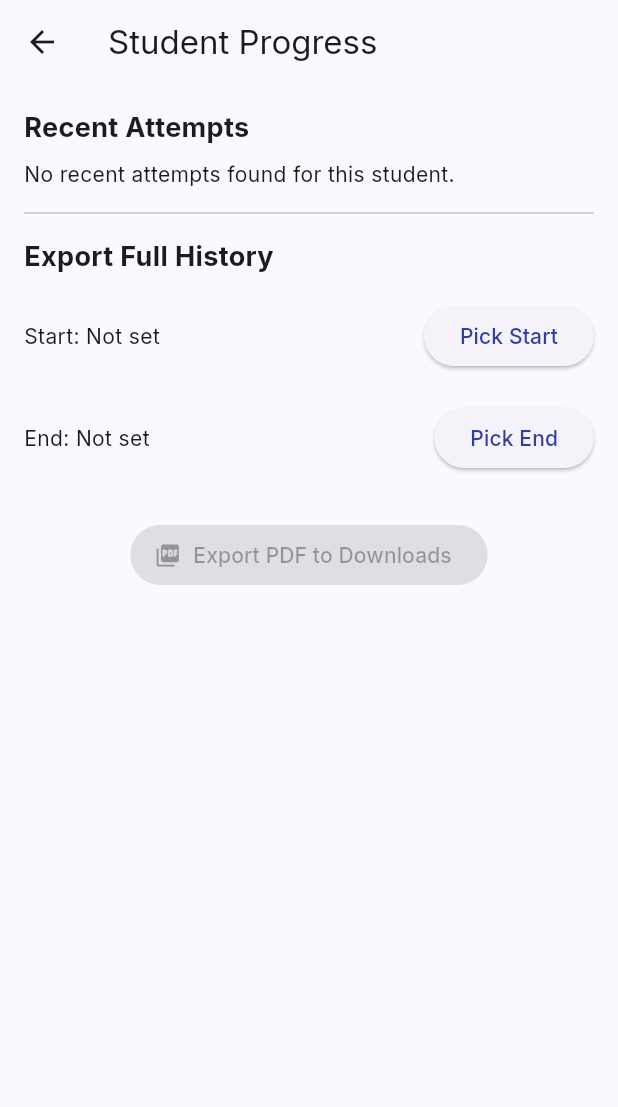
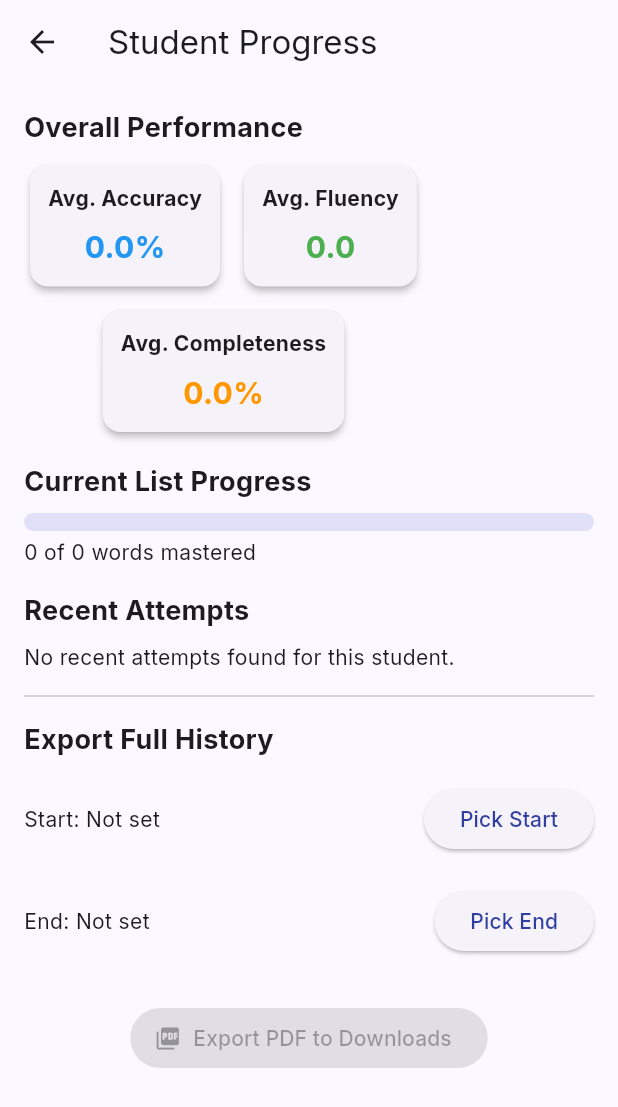
Before and after one commit to Jaredburne47/4150ReadRight, a Flutter app: the StudentProgressScreen screen opened directly with empty values, on a phone screen of 412 x 824 dp. Shown: the top 1107 px of the screen. Run offline on Flutter 3.47's test engine with Material 3 defaults, Android fonts, the phone set to English and light mode, and no system bars; our stand-ins replace audioplayers, cloud_firestore, csv, firebase_auth, firebase_core, flutter_dotenv and 6 more; missing offline and left inert: file_selector, flutter_sound, record; accounts and stored records are empty.

Commit message:
Display proper analytics for students and class
The UI here is rough, but displays lots of key information

```diff
--- a/readright_app/lib/screens/student_progress_screen.dart
+++ b/readright_app/lib/screens/student_progress_screen.dart
@@ -7,6 +7,7 @@ import 'package:audioplayers/audioplayers.dart'; // Correct audio package
 import '../models/attempt_record.dart';
 import '../services/student_session_service.dart';
 import '../services/local_progress_service.dart';
+import '../services/analytics_service.dart';
 
 class StudentProgressScreen extends StatefulWidget {
   final String studentId;
@@ -25,9 +26,11 @@ class _StudentProgressScreenState extends State<StudentProgressScreen> {
   DateTime? _end;
 
   late LocalProgressService _progressService;
+  final AnalyticsService _analyticsService = AnalyticsService();
   final DateFormat _df = DateFormat('yyyy-MM-dd');
 
   List<AttemptRecord> _recentAttempts = [];
+  StudentAnalytics? _studentAnalytics;
   bool _isLoading = true;
   final AudioPlayer _audioPlayer = AudioPlayer();
 
@@ -35,7 +38,7 @@ class _StudentProgressScreenState extends State<StudentProgressScreen> {
   void initState() {
     super.initState();
     _progressService = LocalProgressService(studentId: widget.studentId);
-    _loadRecentAttempts();
+    _loadData();
   }
 
   @override
@@ -44,12 +47,14 @@ class _StudentProgressScreenState extends State<StudentProgressScreen> {
     super.dispose();
   }
 
-  Future<void> _loadRecentAttempts() async {
+  Future<void> _loadData() async {
     setState(() => _isLoading = true);
     final attempts = await StudentSessionService.getAttemptsForStudent(widget.studentId);
+    final analytics = await _analyticsService.calculateStudentAnalytics(widget.studentId);
     if (mounted) {
       setState(() {
         _recentAttempts = attempts;
+        _studentAnalytics = analytics;
         _isLoading = false;
       });
     }
@@ -150,19 +155,23 @@ class _StudentProgressScreenState extends State<StudentProgressScreen> {
   Widget build(BuildContext context) {
     return Scaffold(
       appBar: AppBar(title: const Text("Student Progress")),
-      body: Padding(
+      body: _isLoading
+          ? const Center(child: CircularProgressIndicator())
+          : SingleChildScrollView(
         padding: const EdgeInsets.all(16),
         child: Column(
           crossAxisAlignment: CrossAxisAlignment.start,
           children: [
+            if (_studentAnalytics != null)
+              _buildAnalyticsSection(_studentAnalytics!),
+            const SizedBox(height: 16),
             const Text("Recent Attempts", style: TextStyle(fontSize: 18, fontWeight: FontWeight.bold)),
             const SizedBox(height: 8),
-            _isLoading
-                ? const Center(child: CircularProgressIndicator())
-                : _recentAttempts.isEmpty
+            _recentAttempts.isEmpty
                 ? const Text("No recent attempts found for this student.")
-                : Expanded(
-              child: ListView.builder(
+                : ListView.builder(
+              shrinkWrap: true,
+              physics: const NeverScrollableScrollPhysics(),
               itemCount: _recentAttempts.length,
               itemBuilder: (context, index) {
                 final attempt = _recentAttempts[index];
@@ -180,7 +189,6 @@ class _StudentProgressScreenState extends State<StudentProgressScreen> {
                   ),
                 );
               },
-              ),
             ),
             const Divider(height: 32, thickness: 1),
             const Text("Export Full History", style: TextStyle(fontSize: 18, fontWeight: FontWeight.bold)),
@@ -228,4 +236,60 @@ class _StudentProgressScreenState extends State<StudentProgressScreen> {
       ),
     );
   }
+
+  Widget _buildAnalyticsSection(StudentAnalytics analytics) {
+    return Column(
+      crossAxisAlignment: CrossAxisAlignment.start,
+      children: [
+        const Text("Overall Performance", style: TextStyle(fontSize: 18, fontWeight: FontWeight.bold)),
+        const SizedBox(height: 8),
+        Wrap(
+          spacing: 8,
+          runSpacing: 8,
+          alignment: WrapAlignment.center,
+          children: [
+            _buildStatCard('Avg. Accuracy', '${analytics.averageAccuracy.toStringAsFixed(1)}%', Colors.blue),
+            _buildStatCard('Avg. Fluency', '${analytics.averageFluency.toStringAsFixed(1)}', Colors.green),
+            _buildStatCard('Avg. Completeness', '${analytics.averageCompleteness.toStringAsFixed(1)}%', Colors.orange),
+          ],
+        ),
+        const SizedBox(height: 16),
+        const Text("Current List Progress", style: TextStyle(fontSize: 18, fontWeight: FontWeight.bold)),
+        const SizedBox(height: 8),
+        LinearProgressIndicator(
+          value: analytics.totalWords > 0 ? analytics.masteredWords / analytics.totalWords : 0,
+          minHeight: 12,
+          borderRadius: BorderRadius.circular(6),
+        ),
+        const SizedBox(height: 4),
+        Text('${analytics.masteredWords} of ${analytics.totalWords} words mastered'),
+      ],
+    );
   }
+
+  Widget _buildStatCard(String title, String value, Color color) {
+    return Card(
+      elevation: 2,
+      child: Padding(
+        padding: const EdgeInsets.all(12.0),
+        child: Column(
+          children: [
+            Text(
+              title,
+              style: const TextStyle(fontSize: 14, fontWeight: FontWeight.bold),
+            ),
+            const SizedBox(height: 8),
+            Text(
+              value,
+              style: TextStyle(
+                fontSize: 20,
+                fontWeight: FontWeight.bold,
+                color: color,
+              ),
+            ),
+          ],
+        ),
+      ),
+    );
+  }
+}
```
Also changed, not shown: readright_app/lib/screens/class_analytics_screen.dart (added, +161 -0 lines), readright_app/lib/screens/teacher_dashboard_screen.dart (+11 -3 lines). Lines whose indentation alone changed are shown as unchanged.
